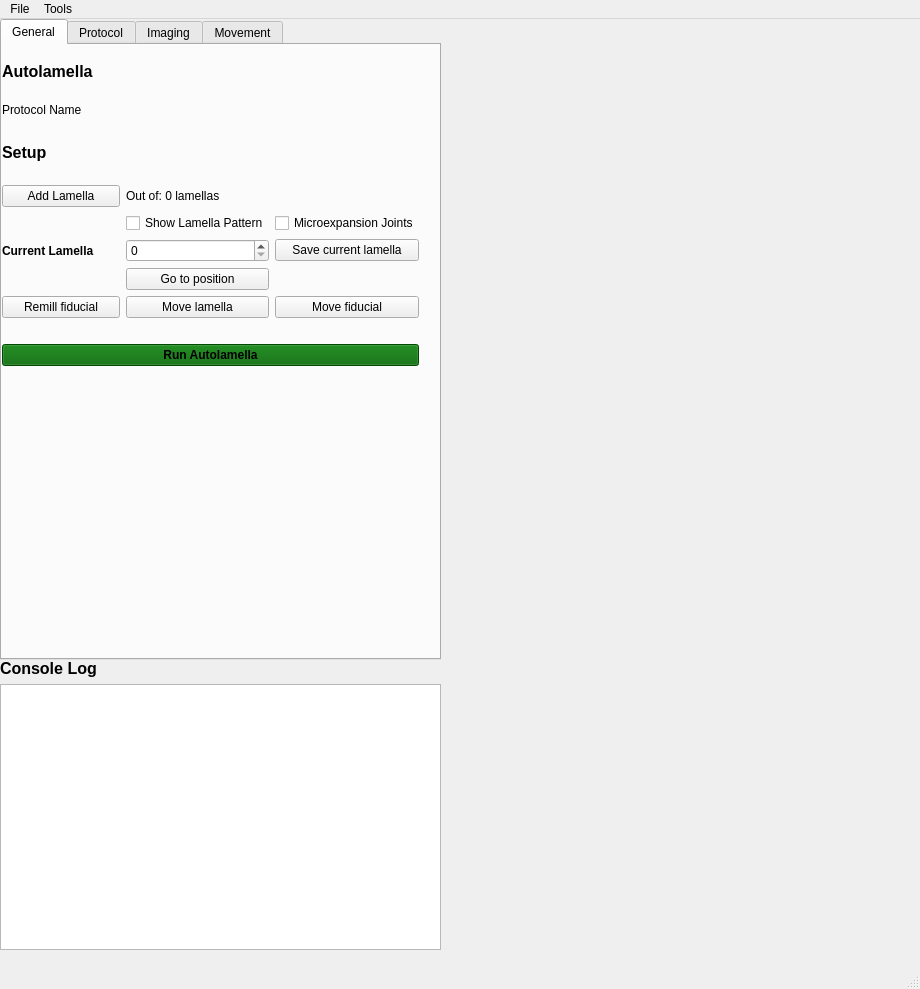
First picture: the form in autolamella/ui/UI.ui, repository DeMarcoLab/autolamella, before the edit.
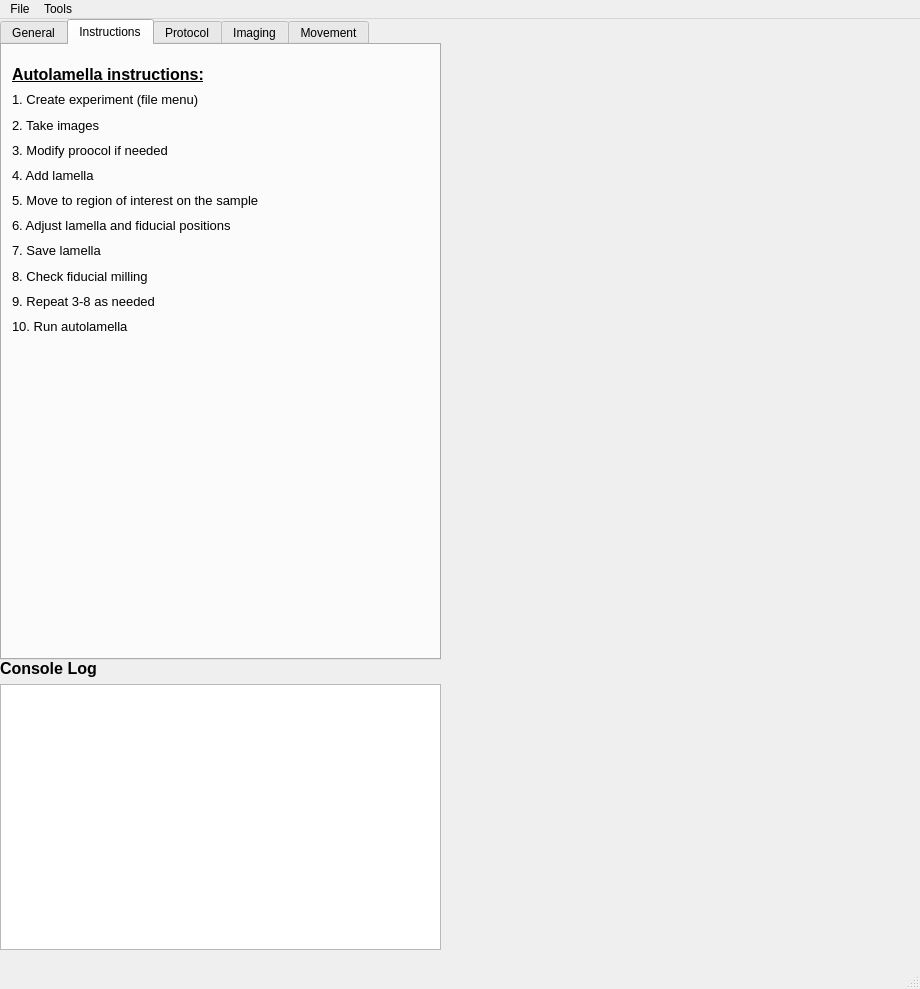
Second picture: the form after the edit. The open tabs and pages were chosen to show the change.

```diff
--- a/autolamella/ui/UI.ui
+++ b/autolamella/ui/UI.ui
@@ -74,7 +74,7 @@
         <x>0</x>
         <y>10</y>
         <width>321</width>
-        <height>71</height>
+        <height>61</height>
        </rect>
       </property>
       <layout class="QGridLayout" name="gridLayout_2">
@@ -131,103 +131,71 @@
       <property name="geometry">
        <rect>
         <x>0</x>
-        <y>80</y>
+        <y>74</y>
         <width>417</width>
-        <height>241</height>
+        <height>341</height>
        </rect>
       </property>
       <layout class="QGridLayout" name="gridLayout">
-       <item row="9" column="1">
-        <widget class="QPushButton" name="go_to_lamella">
+       <item row="14" column="0" colspan="2">
+        <widget class="QPushButton" name="remill_fiducial">
          <property name="text">
           <string>Go to position</string>
          </property>
         </widget>
        </item>
-       <item row="10" column="1">
-        <widget class="QPushButton" name="move_lamella_button">
-         <property name="text">
-          <string>Move lamella</string>
-         </property>
-        </widget>
-       </item>
-       <item row="6" column="0">
-        <spacer name="horizontalSpacer_2">
-         <property name="orientation">
-          <enum>Qt::Horizontal</enum>
-         </property>
-         <property name="sizeHint" stdset="0">
-          <size>
-           <width>40</width>
-           <height>20</height>
-          </size>
-         </property>
-        </spacer>
-       </item>
-       <item row="10" column="2">
-        <widget class="QPushButton" name="move_fiducial_button">
-         <property name="text">
-          <string>Move fiducial</string>
-         </property>
-        </widget>
-       </item>
-       <item row="8" column="2">
-        <widget class="QPushButton" name="save_button">
-         <property name="text">
-          <string>Save current lamella</string>
-         </property>
-        </widget>
-       </item>
-       <item row="5" column="1" colspan="2">
+       <item row="13" column="0" colspan="2">
         <widget class="QLabel" name="lamella_count_txt">
          <property name="font">
           <font>
-           <weight>50</weight>
-           <bold>false</bold>
+           <weight>75</weight>
+           <bold>true</bold>
           </font>
          </property>
          <property name="text">
           <string>Out of: 0 lamellas</string>
          </property>
+         <property name="alignment">
+          <set>Qt::AlignCenter</set>
+         </property>
         </widget>
        </item>
-       <item row="5" column="0">
+       <item row="6" column="0" colspan="2">
         <widget class="QPushButton" name="add_button">
          <property name="text">
           <string>Add Lamella</string>
          </property>
         </widget>
        </item>
-       <item row="12" column="0" colspan="3">
-        <widget class="QPushButton" name="run_button">
-         <property name="font">
-          <font>
-           <weight>75</weight>
-           <bold>true</bold>
-          </font>
+       <item row="11" column="1">
+        <widget class="QPushButton" name="move_fiducial_button">
+         <property name="text">
+          <string>Move fiducial</string>
          </property>
-         <property name="styleSheet">
-          <string notr="true">background-color: darkGreen</string>
+        </widget>
+       </item>
+       <item row="4" column="0">
+        <widget class="QCheckBox" name="show_lamella">
+         <property name="text">
+          <string>Show Lamella Pattern</string>
          </property>
+        </widget>
+       </item>
+       <item row="11" column="0">
+        <widget class="QPushButton" name="move_lamella_button">
          <property name="text">
           <string>Run Autolamella</string>
          </property>
         </widget>
        </item>
-       <item row="11" column="1" colspan="2">
-        <spacer name="horizontalSpacer">
-         <property name="orientation">
-          <enum>Qt::Horizontal</enum>
+       <item row="12" column="0" colspan="2">
+        <widget class="QPushButton" name="save_button">
+         <property name="text">
+          <string>Save current lamella</string>
          </property>
-         <property name="sizeHint" stdset="0">
-          <size>
-           <width>40</width>
-           <height>20</height>
-          </size>
-         </property>
-        </spacer>
+        </widget>
        </item>
-       <item row="8" column="0">
+       <item row="9" column="0">
         <widget class="QLabel" name="label_4">
          <property name="font">
           <font>
@@ -240,15 +208,35 @@
          </property>
         </widget>
        </item>
-       <item row="8" column="1">
+       <item row="5" column="0" colspan="2">
+        <spacer name="horizontalSpacer_2">
+         <property name="orientation">
+          <enum>Qt::Horizontal</enum>
+         </property>
+         <property name="sizeHint" stdset="0">
+          <size>
+           <width>40</width>
+           <height>20</height>
+          </size>
+         </property>
+        </spacer>
+       </item>
+       <item row="9" column="1">
         <widget class="QSpinBox" name="lamella_index">
          <property name="minimum">
           <number>0</number>
          </property>
         </widget>
        </item>
-       <item row="3" column="0" colspan="3">
-        <widget class="QLabel" name="label_7">
+       <item row="10" column="0" colspan="2">
+        <widget class="QPushButton" name="go_to_lamella">
+         <property name="text">
+          <string>Go to position</string>
+         </property>
+        </widget>
+       </item>
+       <item row="17" column="0" colspan="2">
+        <widget class="QPushButton" name="run_button">
          <property name="font">
           <font>
            <pointsize>12</pointsize>
@@ -259,29 +247,197 @@
          <property name="text">
           <string>Setup</string>
          </property>
-        </widget>
-       </item>
-       <item row="6" column="1">
-        <widget class="QCheckBox" name="show_lamella">
          <property name="text">
           <string>Show Lamella Pattern</string>
          </property>
         </widget>
        </item>
-       <item row="10" column="0">
-        <widget class="QPushButton" name="remill_fiducial">
-         <property name="text">
-          <string>Remill fiducial</string>
-         </property>
-        </widget>
-       </item>
-       <item row="6" column="2">
+       <item row="4" column="1">
         <widget class="QCheckBox" name="microexpansionCheckBox">
          <property name="text">
           <string>Microexpansion Joints</string>
          </property>
         </widget>
        </item>
+       <item row="3" column="0" colspan="2">
+        <widget class="QLabel" name="label_7">
+         <property name="font">
+          <font>
+           <pointsize>12</pointsize>
+           <weight>75</weight>
+           <bold>true</bold>
+          </font>
+         </property>
+         <property name="text">
+          <string>Setup</string>
+         </property>
+        </widget>
+       </item>
+       <item row="15" column="0">
+        <spacer name="horizontalSpacer">
+         <property name="orientation">
+          <enum>Qt::Horizontal</enum>
+         </property>
+         <property name="sizeHint" stdset="0">
+          <size>
+           <width>40</width>
+           <height>20</height>
+          </size>
+         </property>
+        </spacer>
+       </item>
+      </layout>
+     </widget>
+    </widget>
+    <widget class="QWidget" name="instructions_tab">
+     <attribute name="title">
+      <string>Instructions</string>
+     </attribute>
+     <widget class="QWidget" name="verticalLayoutWidget">
+      <property name="geometry">
+       <rect>
+        <x>10</x>
+        <y>20</y>
+        <width>421</width>
+        <height>271</height>
+       </rect>
+      </property>
+      <layout class="QVBoxLayout" name="verticalLayout">
+       <item>
+        <widget class="QLabel" name="label">
+         <property name="font">
+          <font>
+           <pointsize>12</pointsize>
+           <weight>75</weight>
+           <bold>true</bold>
+           <underline>true</underline>
+          </font>
+         </property>
+         <property name="text">
+          <string>Autolamella instructions:</string>
+         </property>
+        </widget>
+       </item>
+       <item>
+        <widget class="QLabel" name="label_2">
+         <property name="font">
+          <font>
+           <pointsize>10</pointsize>
+          </font>
+         </property>
+         <property name="text">
+          <string>1. Create experiment (file menu) </string>
+         </property>
+        </widget>
+       </item>
+       <item>
+        <widget class="QLabel" name="label_17">
+         <property name="font">
+          <font>
+           <pointsize>10</pointsize>
+          </font>
+         </property>
+         <property name="text">
+          <string>2. Take images </string>
+         </property>
+        </widget>
+       </item>
+       <item>
+        <widget class="QLabel" name="label_6">
+         <property name="font">
+          <font>
+           <pointsize>10</pointsize>
+          </font>
+         </property>
+         <property name="text">
+          <string>3. Modify proocol if needed</string>
+         </property>
+        </widget>
+       </item>
+       <item>
+        <widget class="QLabel" name="label_12">
+         <property name="font">
+          <font>
+           <pointsize>10</pointsize>
+          </font>
+         </property>
+         <property name="text">
+          <string>4. Add lamella</string>
+         </property>
+        </widget>
+       </item>
+       <item>
+        <widget class="QLabel" name="label_13">
+         <property name="font">
+          <font>
+           <pointsize>10</pointsize>
+          </font>
+         </property>
+         <property name="text">
+          <string>5. Move to region of interest on the sample</string>
+         </property>
+        </widget>
+       </item>
+       <item>
+        <widget class="QLabel" name="label_14">
+         <property name="font">
+          <font>
+           <pointsize>10</pointsize>
+          </font>
+         </property>
+         <property name="text">
+          <string>6. Adjust lamella and fiducial positions</string>
+         </property>
+        </widget>
+       </item>
+       <item>
+        <widget class="QLabel" name="label_18">
+         <property name="font">
+          <font>
+           <pointsize>10</pointsize>
+          </font>
+         </property>
+         <property name="text">
+          <string>7. Save lamella</string>
+         </property>
+        </widget>
+       </item>
+       <item>
+        <widget class="QLabel" name="label_19">
+         <property name="font">
+          <font>
+           <pointsize>10</pointsize>
+          </font>
+         </property>
+         <property name="text">
+          <string>8. Check fiducial milling</string>
+         </property>
+        </widget>
+       </item>
+       <item>
+        <widget class="QLabel" name="label_15">
+         <property name="font">
+          <font>
+           <pointsize>10</pointsize>
+          </font>
+         </property>
+         <property name="text">
+          <string>9. Repeat 3-8 as needed</string>
+         </property>
+        </widget>
+       </item>
+       <item>
+        <widget class="QLabel" name="label_16">
+         <property name="font">
+          <font>
+           <pointsize>10</pointsize>
+          </font>
+         </property>
+         <property name="text">
+          <string>10. Run autolamella</string>
+         </property>
+        </widget>
+       </item>
       </layout>
      </widget>
     </widget>
```
Left out of the diff: 19 changed lines with no effect on the pictures.
